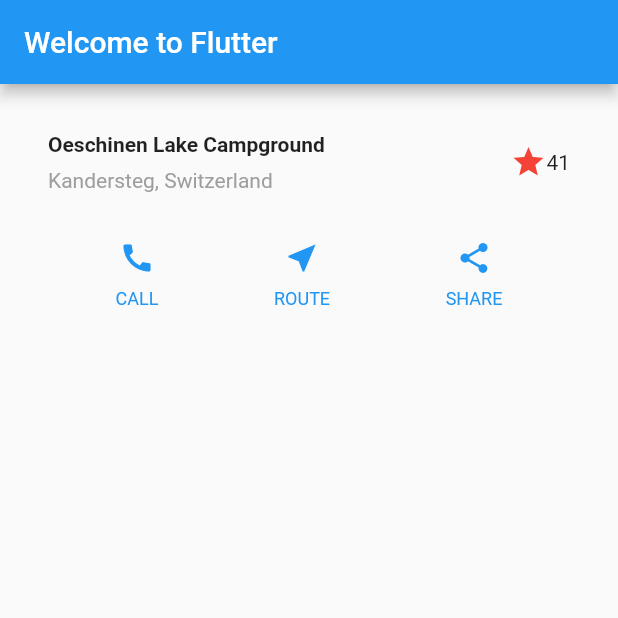
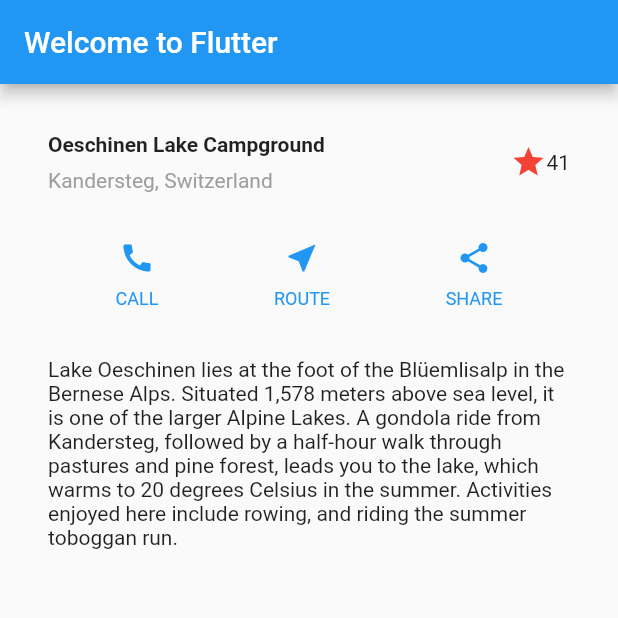
Before and after one commit to jswolf19/flutter-bookapp, a Flutter app: the screen it shows after launch, on a phone screen of 412 x 824 dp, the top half of it. Run offline on Flutter 3.47's test engine with Material 2 defaults, Android fonts, the phone set to English and light mode, and no system bars.

Commit message:
テキスト部分の追加

```diff
--- a/lib/main.dart
+++ b/lib/main.dart
@@ -38,6 +38,20 @@ class MyApp extends StatelessWidget {
     ),
   );
 
+
+  Widget textSection = Container(
+    padding: EdgeInsets.all(32),
+    child: Text(
+      'Lake Oeschinen lies at the foot of the Blüemlisalp in the Bernese '
+          'Alps. Situated 1,578 meters above sea level, it is one of the '
+          'larger Alpine Lakes. A gondola ride from Kandersteg, followed by a '
+          'half-hour walk through pastures and pine forest, leads you to the '
+          'lake, which warms to 20 degrees Celsius in the summer. Activities '
+          'enjoyed here include rowing, and riding the summer toboggan run.',
+      softWrap: true,
+    ),
+  );
+
   @override
   Widget build(BuildContext context) {
     Color color = Theme.of(context).primaryColor;
@@ -61,6 +75,7 @@ class MyApp extends StatelessWidget {
           children: <Widget>[
             titleSection,
             buttonSection,
+            textSection,
           ],
         ),
       ),
```
